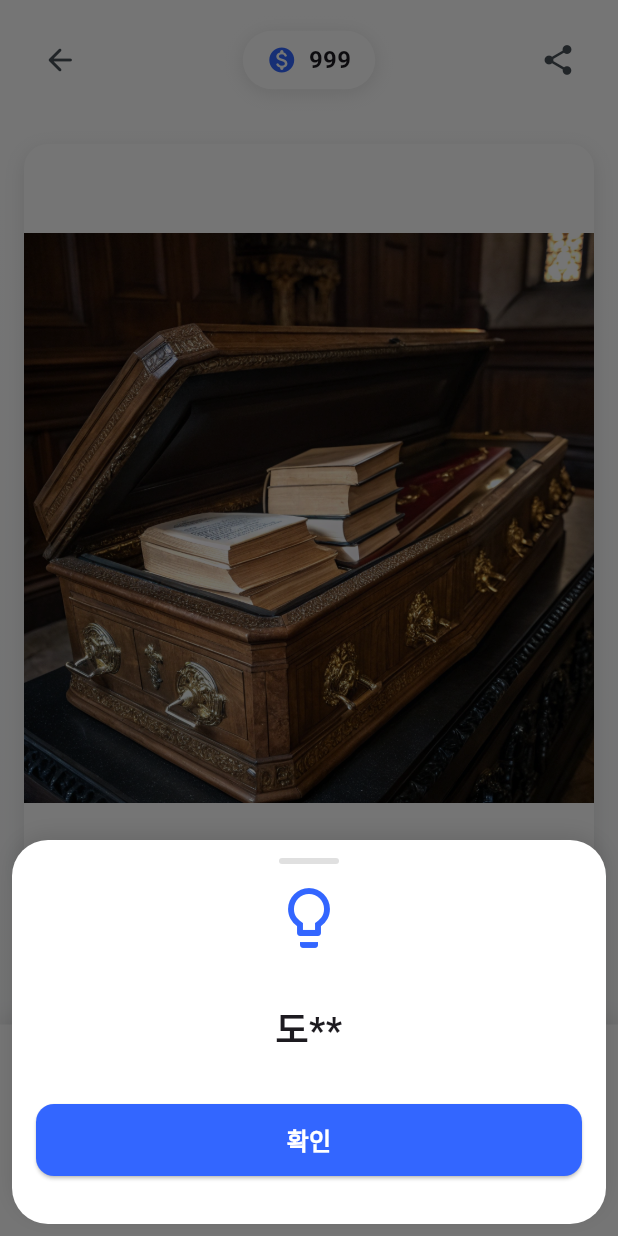
After one commit to mingyuShim94/nonsensQuiz_flutter, a Flutter app: the QuizScreen screen opened by its route, after a tap on an icon or button, on a phone screen of 412 x 824 dp. The commit adds this screen. Run offline on Flutter 3.47's test engine with Material 3 defaults, Android fonts, the phone set to English and light mode, and no system bars; our stand-ins replace flutter_hooks, freezed_annotation, go_router, hooks_riverpod, riverpod_annotation; generated files the repository leaves out were written again.

Commit message:
feat: 퀴즈 기능 개발을 위한 초기 설정
- 퀴즈 관련 패키지 추가
  - freezed, json_serializable: 모델 클래스 생성
  - riverpod_annotation: 상태 관리
  - build_runner: 코드 생성

- 퀴즈 리소스 설정
  - 퀴즈 이미지 에셋 경로 추가 (style_01~04)
  - 퀴즈 데이터 파일 경로 추가

- 라우팅 설정
  - QuizScreen 컴포넌트 추가 및 연결
  - 시작 화면 디자인 스펙 상세화

```diff
--- a/lib/main.dart
+++ b/lib/main.dart
@@ -2,6 +2,7 @@ import 'package:flutter/material.dart';
 import 'package:hooks_riverpod/hooks_riverpod.dart';
 import 'package:go_router/go_router.dart';
 import 'screens/start_screen.dart';
+import 'screens/quiz_screen.dart';
 import 'theme/app_theme.dart';
 
 void main() {
@@ -21,9 +22,7 @@ final _router = GoRouter(
     ),
     GoRoute(
       path: '/quiz',
-      builder: (context, state) => const Scaffold(
-        body: Center(child: Text('퀴즈 화면')),
-      ),
+      builder: (context, state) => const QuizScreen(),
     ),
     GoRoute(
       path: '/dogan',
--- /dev/null
+++ b/lib/providers/quiz_provider.dart
@@ -0,0 +1,28 @@
+import 'dart:convert';
+import 'package:flutter/services.dart';
+import 'package:riverpod_annotation/riverpod_annotation.dart';
+import '../models/quiz.dart';
+
+part 'quiz_provider.g.dart';
+
+@riverpod
+class CurrentQuiz extends _$CurrentQuiz {
+  @override
+  Future<Quiz> build() async {
+    // JSON 파일 로드
+    final jsonString = await rootBundle.loadString('assets/data/quizzes.json');
+    final json = jsonDecode(jsonString) as Map<String, dynamic>;
+
+    // 랜덤 퀴즈 선택
+    final quizzes =
+        (json['quizzes'] as List).map((quiz) => Quiz.fromJson(quiz)).toList();
+    quizzes.shuffle();
+
+    return quizzes.first;
+  }
+
+  Future<bool> checkAnswer(String answer) async {
+    final quiz = await future;
+    return quiz.answer == answer;
+  }
+}
--- /dev/null
+++ b/lib/screens/quiz_screen.dart
@@ -0,0 +1,550 @@
+import 'dart:math';
+import 'package:flutter/material.dart';
+import 'package:flutter_hooks/flutter_hooks.dart';
+import 'package:hooks_riverpod/hooks_riverpod.dart';
+import 'package:go_router/go_router.dart';
+import '../providers/quiz_provider.dart';
+import 'package:flutter/services.dart'; // 진동을 위한 import 추가
+
+class QuizScreen extends HookConsumerWidget {
+  const QuizScreen({super.key});
+
+  @override
+  Widget build(BuildContext context, WidgetRef ref) {
+    final quizState = ref.watch(currentQuizProvider);
+
+    return Scaffold(
+      body: Container(
+        width: MediaQuery.of(context).size.width,
+        decoration: const BoxDecoration(
+          gradient: LinearGradient(
+            begin: Alignment.topCenter,
+            end: Alignment.bottomCenter,
+            colors: [
+              Color(0xFFFFFFFF),
+              Color(0xFFF8F9FA),
+            ],
+          ),
+        ),
+        child: SafeArea(
+          child: Column(
+            children: [
+              // 상단 바
+              const _TopBar(),
+
+              // 그림 영역
+              const Expanded(
+                child: _QuizImage(),
+              ),
+
+              // 힌트 버튼들
+              const _HintButtons(),
+
+              // 정답 입력 영역
+              _AnswerInput(
+                onSubmit: (answer) {
+                  // TODO: 정답 체크 로직 구현
+                },
+              ),
+            ],
+          ),
+        ),
+      ),
+    );
+  }
+}
+
+class _TopBar extends StatelessWidget {
+  const _TopBar();
+
+  @override
+  Widget build(BuildContext context) {
+    return Padding(
+      padding: const EdgeInsets.all(16),
+      child: Row(
+        mainAxisAlignment: MainAxisAlignment.spaceBetween,
+        children: [
+          // 뒤로 가기 버튼
+          IconButton(
+            onPressed: () => context.pop(),
+            icon: const Icon(Icons.arrow_back_rounded),
+            tooltip: '뒤로 가기',
+            padding: EdgeInsets.zero,
+            constraints: const BoxConstraints(
+              minWidth: 44,
+              minHeight: 44,
+            ),
+          ),
+
+          // 코인 표시
+          Container(
+            padding: const EdgeInsets.symmetric(
+              horizontal: 16,
+              vertical: 8,
+            ),
+            decoration: BoxDecoration(
+              color: Colors.white,
+              borderRadius: BorderRadius.circular(20),
+              boxShadow: [
+                BoxShadow(
+                  color: Colors.black.withOpacity(0.1),
+                  blurRadius: 10,
+                  offset: const Offset(0, 2),
+                ),
+              ],
+            ),
+            child: Row(
+              children: [
+                Icon(
+                  Icons.monetization_on_rounded,
+                  color: Theme.of(context).primaryColor,
+                  size: 20,
+                ),
+                const SizedBox(width: 8),
+                const Text(
+                  '999',
+                  style: TextStyle(
+                    fontSize: 16,
+                    fontWeight: FontWeight.bold,
+                  ),
+                ),
+              ],
+            ),
+          ),
+
+          // 공유 버튼
+          IconButton(
+            onPressed: () {
+              // TODO: 공유 기능 구현
+            },
+            icon: const Icon(Icons.share_rounded),
+            tooltip: '공유하기',
+            padding: EdgeInsets.zero,
+            constraints: const BoxConstraints(
+              minWidth: 44,
+              minHeight: 44,
+            ),
+          ),
+        ],
+      ),
+    );
+  }
+}
+
+class _QuizImage extends ConsumerWidget {
+  const _QuizImage();
+
+  @override
+  Widget build(BuildContext context, WidgetRef ref) {
+    final quizState = ref.watch(currentQuizProvider);
+
+    return Container(
+      margin: const EdgeInsets.all(16),
+      decoration: BoxDecoration(
+        color: Colors.white,
+        borderRadius: BorderRadius.circular(16),
+        boxShadow: [
+          BoxShadow(
+            color: Colors.black.withOpacity(0.1),
+            blurRadius: 10,
+            offset: const Offset(0, 4),
+          ),
+        ],
+      ),
+      child: quizState.when(
+        data: (quiz) => Image.asset(
+          quiz.imagePath,
+          fit: BoxFit.contain,
+        ),
+        loading: () => const Center(
+          child: CircularProgressIndicator(),
+        ),
+        error: (error, stack) => Center(
+          child: Text('이미지를 불러올 수 없습니다: $error'),
+        ),
+      ),
+    );
+  }
+}
+
+class _HintButtons extends ConsumerWidget {
+  const _HintButtons();
+
+  void _showHint(BuildContext context, String hint) {
+    showModalBottomSheet(
+      context: context,
+      backgroundColor: Colors.transparent,
+      isScrollControlled: true,
+      builder: (context) => _HintBottomSheet(hint: hint),
+    );
+  }
+
+  @override
+  Widget build(BuildContext context, WidgetRef ref) {
+    final quizState = ref.watch(currentQuizProvider);
+
+    return quizState.when(
+      data: (quiz) => Padding(
+        padding: const EdgeInsets.symmetric(horizontal: 16, vertical: 8),
+        child: Row(
+          mainAxisAlignment: MainAxisAlignment.spaceEvenly,
+          children: [
+            for (var i = 0; i < quiz.hints.length; i++)
+              _HintButton(
+                label: '힌트 ${i + 1}',
+                price: (i + 1) * 10,
+                onTap: () => _showHint(context, quiz.hints[i]),
+              ),
+          ],
+        ),
+      ),
+      loading: () => const Center(child: CircularProgressIndicator()),
+      error: (error, stack) => Center(
+        child: Text('힌트를 불러올 수 없습니다: $error'),
+      ),
+    );
+  }
+}
+
+class _HintButton extends StatelessWidget {
+  const _HintButton({
+    required this.label,
+    required this.price,
+    required this.onTap,
+  });
+
+  final String label;
+  final int price;
+  final VoidCallback onTap;
+
+  @override
+  Widget build(BuildContext context) {
+    return GestureDetector(
+      onTap: onTap,
+      child: Container(
+        width: 100,
+        height: 56,
+        decoration: BoxDecoration(
+          color: Colors.white,
+          borderRadius: BorderRadius.circular(12),
+          boxShadow: [
+            BoxShadow(
+              color: Colors.black.withOpacity(0.1),
+              blurRadius: 10,
+              offset: const Offset(0, 2),
+            ),
+          ],
+        ),
+        child: Stack(
+          children: [
+            // 힌트 레이블
+            Center(
+              child: Text(
+                label,
+                style: const TextStyle(
+                  fontSize: 16,
+                  fontWeight: FontWeight.bold,
+                ),
+              ),
+            ),
+            // 코인 가격
+            Positioned(
+              right: 8,
+              bottom: 8,
+              child: Container(
+                padding: const EdgeInsets.symmetric(
+                  horizontal: 6,
+                  vertical: 2,
+                ),
+                decoration: BoxDecoration(
+                  color: Theme.of(context).primaryColor,
+                  borderRadius: BorderRadius.circular(10),
+                ),
+                child: Text(
+                  '$price',
+                  style: const TextStyle(
+                    color: Colors.white,
+                    fontSize: 12,
+                    fontWeight: FontWeight.bold,
+                  ),
+                ),
+              ),
+            ),
+          ],
+        ),
+      ),
+    );
+  }
+}
+
+class _HintBottomSheet extends StatelessWidget {
+  const _HintBottomSheet({required this.hint});
+
+  final String hint;
+
+  @override
+  Widget build(BuildContext context) {
+    return Container(
+      margin: const EdgeInsets.all(8),
+      decoration: BoxDecoration(
+        color: Colors.white,
+        borderRadius: BorderRadius.circular(24),
+        boxShadow: [
+          BoxShadow(
+            color: Colors.black.withOpacity(0.1),
+            blurRadius: 10,
+            offset: const Offset(0, -4),
+          ),
+        ],
+      ),
+      child: Column(
+        mainAxisSize: MainAxisSize.min,
+        children: [
+          // 드래그 핸들
+          Container(
+            margin: const EdgeInsets.symmetric(vertical: 12),
+            width: 40,
+            height: 4,
+            decoration: BoxDecoration(
+              color: Colors.grey[300],
+              borderRadius: BorderRadius.circular(2),
+            ),
+          ),
+          // 힌트 아이콘
+          Icon(
+            Icons.lightbulb_outline,
+            size: 48,
+            color: Theme.of(context).primaryColor,
+          ),
+          const SizedBox(height: 16),
+          // 힌트 텍스트
+          Padding(
+            padding: const EdgeInsets.symmetric(horizontal: 24, vertical: 16),
+            child: Text(
+              hint,
+              style: const TextStyle(
+                fontSize: 24,
+                fontWeight: FontWeight.bold,
+              ),
+              textAlign: TextAlign.center,
+            ),
+          ),
+          // 닫기 버튼
+          Padding(
+            padding: const EdgeInsets.all(16),
+            child: SizedBox(
+              width: double.infinity,
+              height: 48,
+              child: ElevatedButton(
+                onPressed: () => Navigator.pop(context),
+                style: ElevatedButton.styleFrom(
+                  backgroundColor: Theme.of(context).primaryColor,
+                  foregroundColor: Colors.white,
+                  shape: RoundedRectangleBorder(
+                    borderRadius: BorderRadius.circular(12),
+                  ),
+                ),
+                child: const Text(
+                  '확인',
+                  style: TextStyle(
+                    fontSize: 16,
+                    fontWeight: FontWeight.bold,
+                  ),
+                ),
+              ),
+            ),
+          ),
+          const SizedBox(height: 16),
+        ],
+      ),
+    );
+  }
+}
+
+class _AnswerInput extends HookConsumerWidget {
+  const _AnswerInput({required this.onSubmit});
+
+  final void Function(String answer) onSubmit;
+
+  // 틀린 횟수에 따른 메시지
+  static const List<String> failMessages = [
+    '틀렸어요! 다시 한번 생각해보세요 🤔',
+    '땡! 조금만 더 고민해볼까요? 🧐',
+    '으음... 힌트를 보는 건 어떨까요? 🤫',
+    '아깝네요! 거의 다 와가는 것 같은데! 💪',
+    '포기하지 마세요! 할 수 있어요! 🔥',
+  ];
+
+  @override
+  Widget build(BuildContext context, WidgetRef ref) {
+    final controller = useTextEditingController();
+    final isError = useState(false);
+    final failCount = useState(0); // 틀린 횟수 추가
+
+    void shakeError() {
+      isError.value = true;
+      // 진동 효과 추가
+      HapticFeedback.heavyImpact();
+
+      // 이모티콘 애니메이션 표시
+      showDialog(
+        context: context,
+        barrierColor: Colors.transparent,
+        builder: (_) => _WrongAnswerAnimation(),
+      );
+
+      Future.delayed(const Duration(milliseconds: 500), () {
+        isError.value = false;
+      });
+    }
+
+    Future<void> checkAnswer(String value) async {
+      if (value.isEmpty) return; // 빈 값 체크 추가
+
+      final isCorrect =
+          await ref.read(currentQuizProvider.notifier).checkAnswer(value);
+
+      if (isCorrect) {
+        HapticFeedback.mediumImpact();
+        ScaffoldMessenger.of(context).showSnackBar(
+          const SnackBar(
+            content: Text('정답입니다! 🎉'),
+            backgroundColor: Colors.green,
+          ),
+        );
+        // TODO: 다음 퀴즈로 이동
+      } else {
+        failCount.value++; // 틀린 횟수 증가
+        shakeError();
+        controller.text = '';
+
+        // 틀린 횟수에 따른 다른 메시지 표시
+        final message = failMessages[failCount.value % failMessages.length];
+        ScaffoldMessenger.of(context).showSnackBar(
+          SnackBar(
+            content: Text(message),
+            backgroundColor: Colors.red,
+          ),
+        );
+      }
+    }
+
+    return Container(
+      padding: const EdgeInsets.all(16),
+      decoration: BoxDecoration(
+        color: Colors.white,
+        boxShadow: [
+          BoxShadow(
+            color: Colors.black.withOpacity(0.1),
+            blurRadius: 10,
+            offset: const Offset(0, -4),
+          ),
+        ],
+      ),
+      child: Column(
+        mainAxisSize: MainAxisSize.min,
+        children: [
+          TweenAnimationBuilder<double>(
+            duration: const Duration(milliseconds: 500),
+            tween: Tween(begin: 0, end: isError.value ? 1.0 : 0.0),
+            builder: (context, value, child) => Transform.translate(
+              offset: Offset(sin(value * 4 * pi) * 8, 0),
+              child: child,
+            ),
+            child: TextField(
+              controller: controller,
+              decoration: InputDecoration(
+                hintText: '정답을 입력하세요',
+                filled: true,
+                fillColor: const Color(0xFFF8F9FA),
+                border: OutlineInputBorder(
+                  borderRadius: BorderRadius.circular(12),
+                  borderSide: BorderSide.none,
+                ),
+                contentPadding: const EdgeInsets.symmetric(
+                  horizontal: 16,
+                  vertical: 12,
+                ),
+                enabledBorder: OutlineInputBorder(
+                  borderRadius: BorderRadius.circular(12),
+                  borderSide: BorderSide(
+                    color: isError.value ? Colors.red : Colors.transparent,
+                    width: 2,
+                  ),
+                ),
+                focusedBorder: OutlineInputBorder(
+                  borderRadius: BorderRadius.circular(12),
+                  borderSide: BorderSide(
+                    color: isError.value
+                        ? Colors.red
+                        : Theme.of(context).primaryColor,
+                    width: 2,
+                  ),
+                ),
+              ),
+              textAlign: TextAlign.center,
+              style: TextStyle(
+                fontSize: 16,
+                fontWeight: FontWeight.bold,
+                color: isError.value ? Colors.red : null,
+              ),
+              textInputAction: TextInputAction.done,
+              onSubmitted: checkAnswer,
+            ),
+          ),
+          const SizedBox(height: 12),
+          SizedBox(
+            width: double.infinity,
+            height: 48,
+            child: ElevatedButton(
+              onPressed: () => checkAnswer(controller.text),
+              style: ElevatedButton.styleFrom(
+                backgroundColor: Theme.of(context).primaryColor,
+                foregroundColor: Colors.white,
+                shape: RoundedRectangleBorder(
+                  borderRadius: BorderRadius.circular(12),
+                ),
+              ),
+              child: const Text(
+                '제출하기',
+                style: TextStyle(
+                  fontSize: 16,
+                  fontWeight: FontWeight.bold,
+                ),
+              ),
+            ),
+          ),
+        ],
+      ),
+    );
+  }
+}
+
+// 틀렸을 때 표시될 애니메이션 위젯
+class _WrongAnswerAnimation extends StatelessWidget {
+  @override
+  Widget build(BuildContext context) {
+    return Dialog(
+      backgroundColor: Colors.transparent,
+      elevation: 0,
+      child: TweenAnimationBuilder<double>(
+        duration: const Duration(milliseconds: 800),
+        tween: Tween(begin: 0, end: 1),
+        onEnd: () => Navigator.of(context).pop(),
+        builder: (context, value, child) {
+          return Opacity(
+            opacity: 1 - value,
+            child: Transform.translate(
+              offset: Offset(0, -50 * value),
+              child: const Text(
+                '❌',
+                style: TextStyle(fontSize: 60),
+                textAlign: TextAlign.center,
+              ),
+            ),
+          );
+        },
+      ),
+    );
+  }
+}
```
Also changed, not shown: assets/data/quizzes.json (added, +84 -0 lines), lib/models/quiz.dart (added, +24 -0 lines), lib/models/quiz_style.dart (added, +22 -0 lines), pubspec.yaml (+14 -3 lines), assets/images/quiz/style_01/001.png (added), assets/images/quiz/style_01/002.png (added), assets/images/quiz/style_01/003.png (added), assets/images/quiz/style_01/004.png (added), assets/images/quiz/style_01/005.png (added), assets/images/quiz/style_02/001.png (added), assets/images/quiz/style_02/002.png (added), assets/images/quiz/style_02/003.png (added), lib/models/quiz.freezed.dart (added), lib/models/quiz.g.dart (added), 2 more files, 3 other files.
